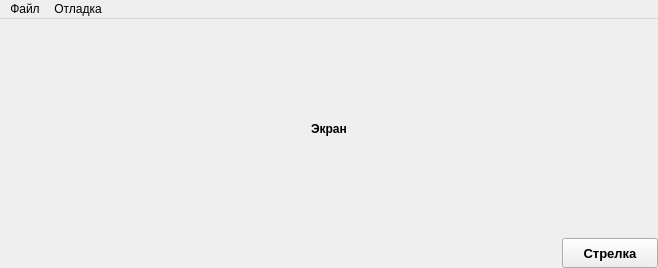
Old version of the form Lens/src/FMain.ui in the repository Zurg-13/cpp.
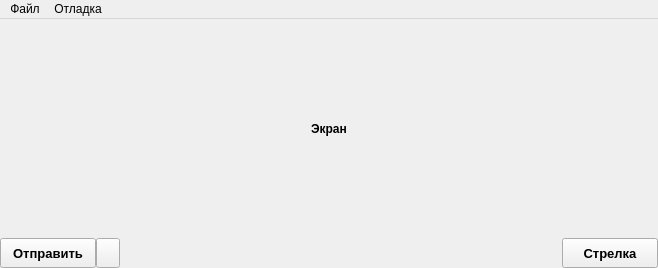
New version of the form.

Commit message: Меню выбора получателя.

Patch:
```diff
--- a/Lens/src/FMain.ui
+++ b/Lens/src/FMain.ui
@@ -60,6 +60,54 @@
     </item>
     <item>
      <layout class="QHBoxLayout" name="lyTool">
+      <property name="spacing">
+       <number>0</number>
+      </property>
+      <item>
+       <widget class="QPushButton" name="btSend">
+        <property name="minimumSize">
+         <size>
+          <width>96</width>
+          <height>30</height>
+         </size>
+        </property>
+        <property name="maximumSize">
+         <size>
+          <width>96</width>
+          <height>30</height>
+         </size>
+        </property>
+        <property name="font">
+         <font>
+          <pointsize>10</pointsize>
+          <weight>75</weight>
+          <bold>true</bold>
+         </font>
+        </property>
+        <property name="text">
+         <string>Отправить</string>
+        </property>
+       </widget>
+      </item>
+      <item>
+       <widget class="QPushButton" name="btSendMnu">
+        <property name="minimumSize">
+         <size>
+          <width>24</width>
+          <height>30</height>
+         </size>
+        </property>
+        <property name="maximumSize">
+         <size>
+          <width>24</width>
+          <height>30</height>
+         </size>
+        </property>
+        <property name="text">
+         <string/>
+        </property>
+       </widget>
+      </item>
       <item>
        <spacer name="spc">
         <property name="orientation">
```
Left out of the diff: 32 changed lines with no effect on the pictures. The commit also changes 1 other file.
